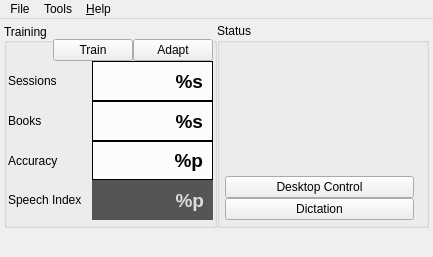
The window that res/ui/main-window.ui (smartboyhw/speechcontrol) describes before a commit, drawn with Qt 5.
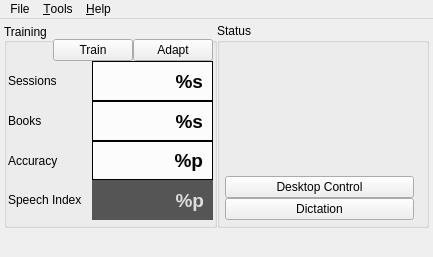
The same window after the commit. Icons and pictures are not drawn.

Commit message: Added some shortcut keys.

```diff
--- a/res/ui/main-window.ui
+++ b/res/ui/main-window.ui
@@ -451,7 +451,7 @@
    </widget>
    <widget class="QMenu" name="menuTools">
     <property name="title">
-     <string>Tools</string>
+     <string>&amp;Tools</string>
     </property>
     <widget class="QMenu" name="menuDesktopControl">
      <property name="title">
```
Left out of the diff: 15 changed lines with no effect on the pictures.
